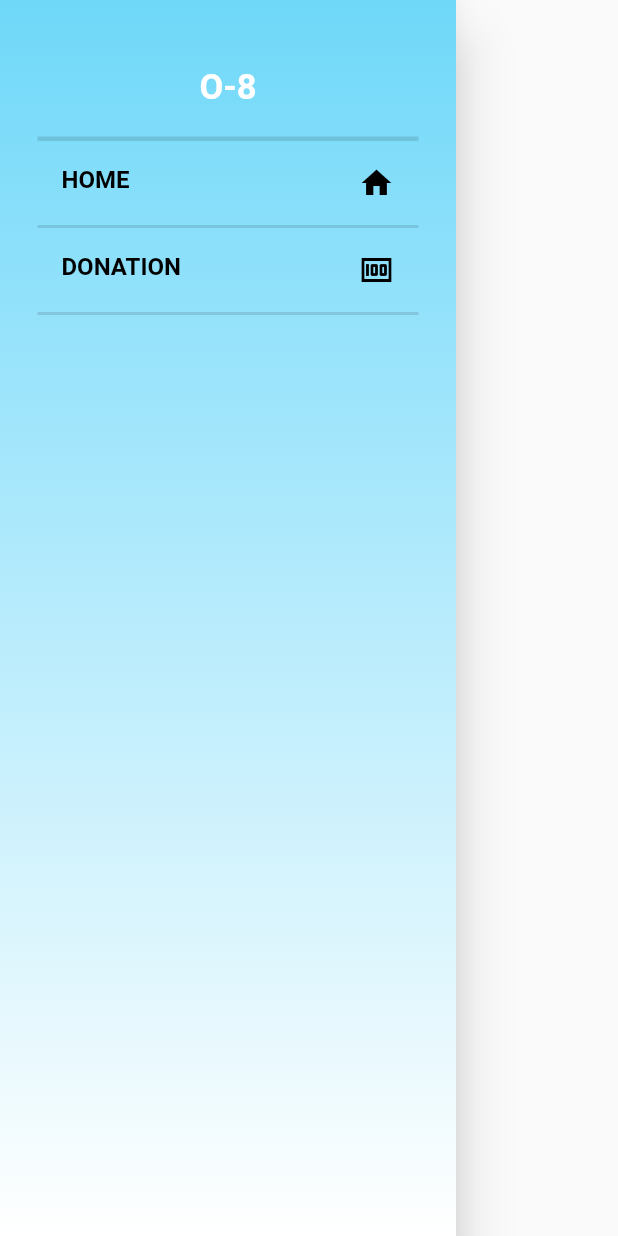
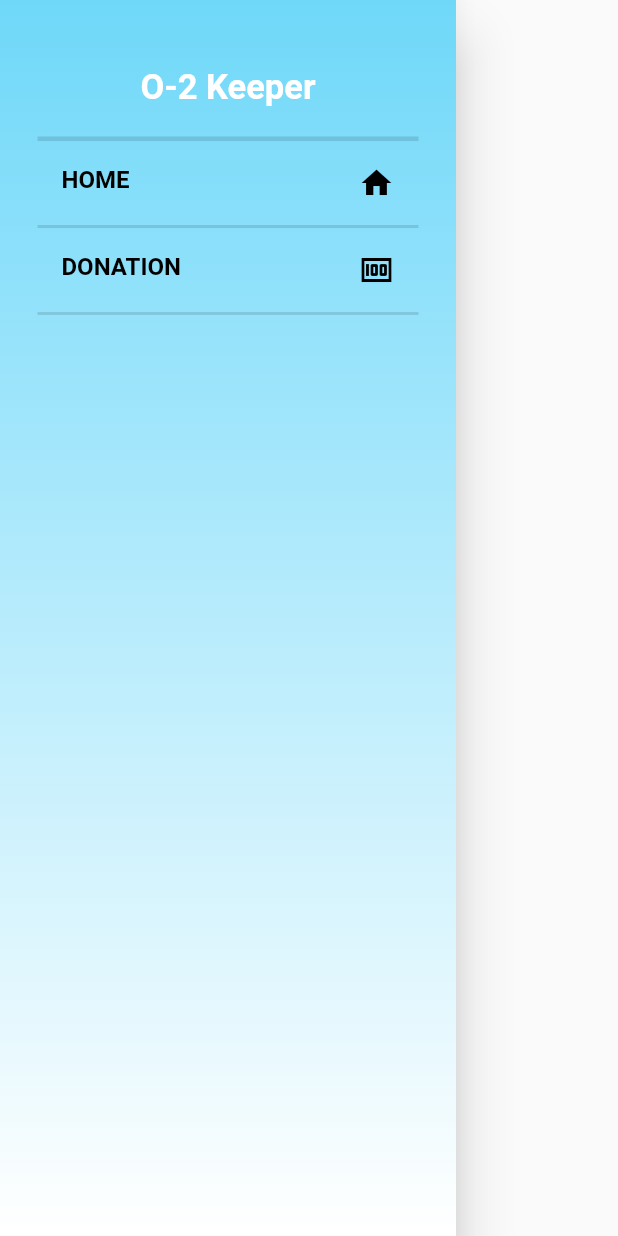
Before and after one commit to Rithiv-R/0-2-keeper, a Flutter app: the MenuBar widget shown alone on an empty page, opened directly, on a phone screen of 412 x 824 dp. Run offline on Flutter 3.47's test engine with Material 2 defaults, Android fonts, the light colour scheme and no system bars; our stand-ins replace cloud_firestore, firebase_auth, firebase_core, google_fonts, google_maps_flutter, location and 1 more; missing offline and left inert: flutter_launcher_icons; accounts and stored records are empty; Roboto replaces fonts that are missing (Rakkas).

```diff
--- a/lib/drawer/menu.dart
+++ b/lib/drawer/menu.dart
@@ -75,7 +75,7 @@ class _MenuBarState extends State<MenuBar> {
       child: Column(
         children: <Widget>[
           Padding(padding: EdgeInsets.only(top: 20)),
-          Text('O-8',
+          Text('O-2 Keeper',
               style: GoogleFonts.rakkas(
                   color: Colors.white,
                   fontWeight: FontWeight.bold,
```
Also changed, not shown: 1 other file.
